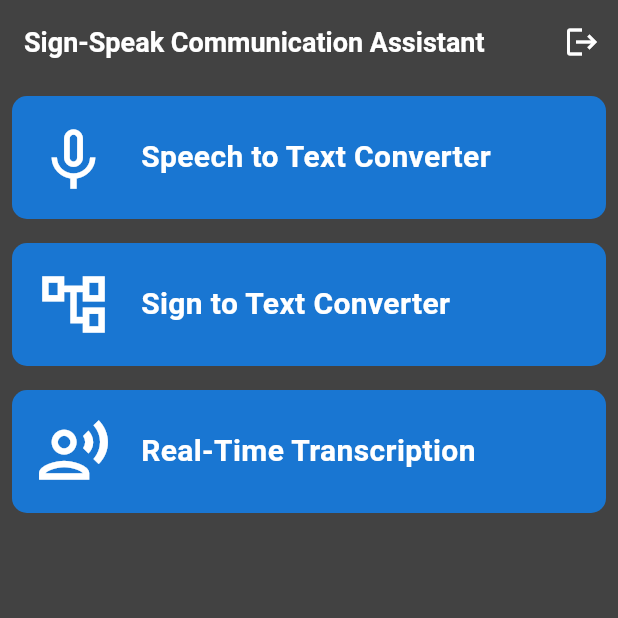
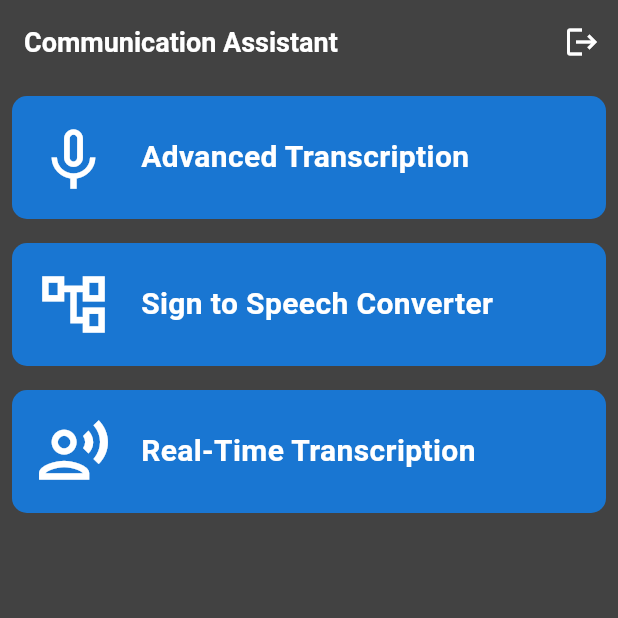
Before and after one commit to akural19/Comp-491-Senior-Design-Project, a Flutter app: the HomePage screen opened directly, on a phone screen of 412 x 824 dp, the top half of it. Run offline on Flutter 3.47's test engine with Material 3 defaults, Android fonts, the phone set to English and light mode, and no system bars; our stand-ins replace audioplayers, camera, cloud_firestore, firebase_auth, firebase_core, google_sign_in and 4 more; missing offline and left inert: flutter_sound; accounts and stored records are empty.

Commit message:
some adjustments done on ui side and release apk is built

```diff
--- a/comp_499_senior_project/lib/home_page.dart
+++ b/comp_499_senior_project/lib/home_page.dart
@@ -14,7 +14,7 @@ class HomePage extends StatelessWidget {
     return Scaffold(
       appBar: AppBar(
         title: const Text(
-          'Sign-Speak Communication Assistant',
+          'Communication Assistant',
           style: TextStyle(fontSize: 18, fontWeight: FontWeight.bold),
         ),
         actions: [
@@ -55,7 +55,7 @@ class HomePage extends StatelessWidget {
               },
               child: FeatureCard(
                 icon: Icons.keyboard_voice_outlined,
-                title: 'Speech to Text Converter',
+                title: 'Advanced Transcription',
                 color: Colors.blue.shade700,
               ),
             ),
@@ -73,7 +73,7 @@ class HomePage extends StatelessWidget {
               },
               child: FeatureCard(
                 icon: Icons.account_tree_outlined,
-                title: 'Sign to Text Converter',
+                title: 'Sign to Speech Converter',
                 color: Colors.blue.shade700,
               ),
             ),
--- a/comp_499_senior_project/lib/sign_recognition_result.dart
+++ b/comp_499_senior_project/lib/sign_recognition_result.dart
@@ -254,7 +254,7 @@ class _SignLanguageRecognitionResultPageState
 
     if (text.contains(':')) {
       // Split the input string at the colon and return the second part (trimmed)
-      text = text.split(':').last.trim();
+      text.split(':').last.trim();
     }
     try {
       final apiKey =
@@ -271,7 +271,7 @@ class _SignLanguageRecognitionResultPageState
         body: jsonEncode({
           "model": "tts-1",
           "voice": "alloy",
-          "input": "Sign Recognition Result is: " + text,
+          "input": text,
         }),
       );
 
@@ -309,7 +309,10 @@ class _SignLanguageRecognitionResultPageState
   Widget build(BuildContext context) {
     return Scaffold(
       appBar: AppBar(
-        title: const Text('Sign Language Recognition Result'),
+        title: FittedBox(
+          fit: BoxFit.scaleDown,
+          child: Text('Sign Language Recognition'),
+        ),
       ),
       body: Padding(
         padding: const EdgeInsets.all(16.0),
```
Also changed, not shown: comp_499_senior_project/lib/recording_page.dart (+24 -0 lines), 2 other files.
